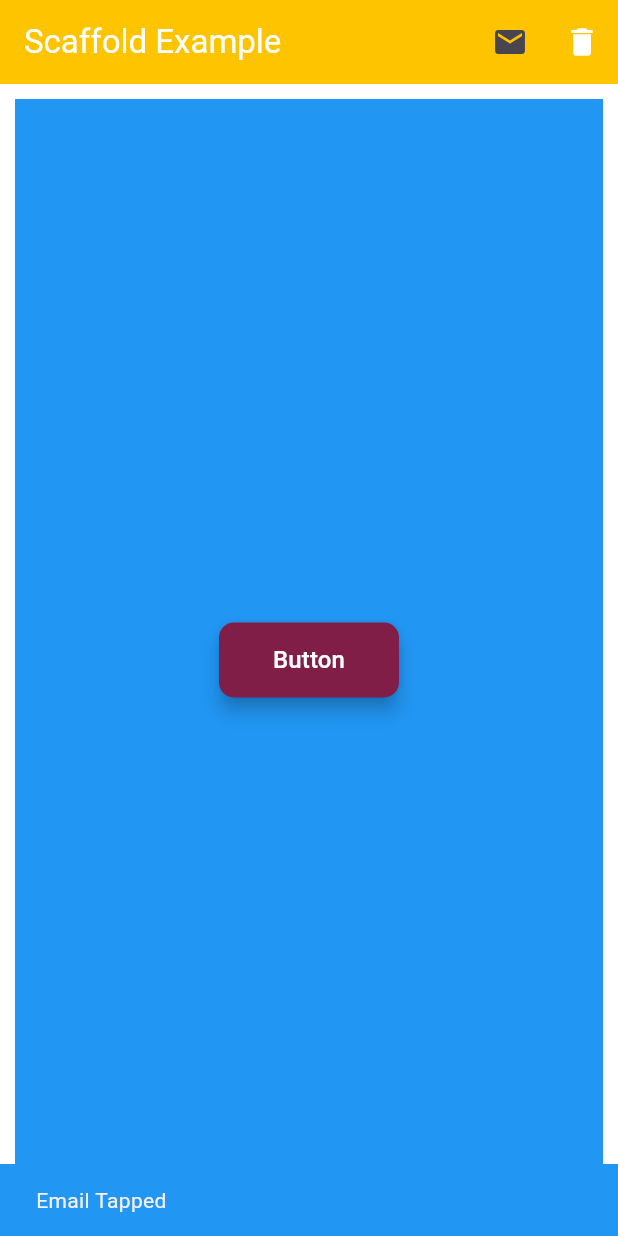
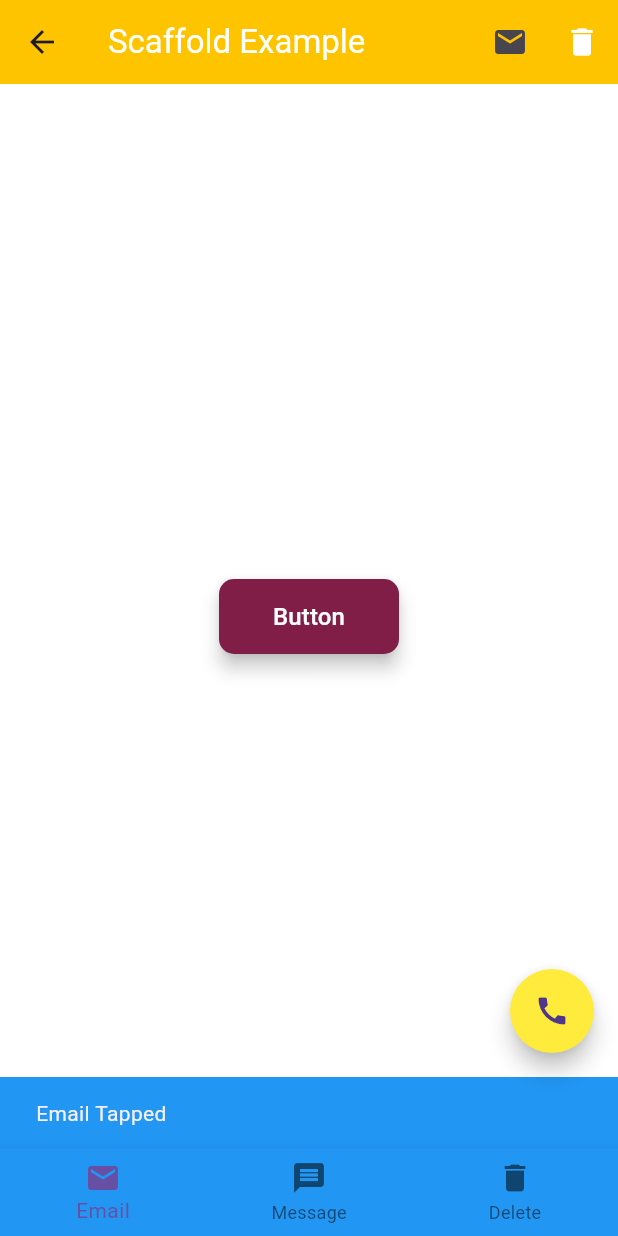
Before and after one commit to ashishgupta8051/First-Flutter-Project, a Flutter app: the ScaffoldExample screen opened directly, after a tap on the "email" icon, on a phone screen of 412 x 824 dp. Run offline on Flutter 3.47's test engine with Material 3 defaults, Android fonts, the light colour scheme and no system bars.

Commit message:
start working on wizapp project

```diff
--- a/lib/ui/scaffoldexaple.dart
+++ b/lib/ui/scaffoldexaple.dart
@@ -43,18 +43,40 @@
           )
         ],
       ),
+      floatingActionButton: FloatingActionButton(
+        onPressed: () {
+          debugPrint("Floating Button Tapped");
+        },
+        shape: const CircleBorder(),
+        backgroundColor: Colors.yellow,
+        child: const Icon(Icons.call),
+      ),
+      bottomNavigationBar: BottomNavigationBar(
+        backgroundColor: Colors.blue,
+        items: const [
+          BottomNavigationBarItem(icon: Icon(Icons.email), label: "Email"),
+          BottomNavigationBarItem(icon: Icon(Icons.message), label: "Message"),
+          BottomNavigationBarItem(icon: Icon(Icons.delete), label: "Delete")
+        ],
+        onTap: (int index) => {
+          if (index == 0)
+            {debugPrint("Email")}
+          else if (index == 1)
+            {debugPrint("Message")}
+          else if (index == 2)
+            {debugPrint("Delete")}
+        },
+      ),
       backgroundColor: Colors.white,
       body: Container(
         // margin: const EdgeInsets.symmetric(horizontal: 10),
         // margin: const EdgeInsets.all(10),
-        margin: const EdgeInsets.fromLTRB(10,10,10,10),
-        color: Colors.blue,
+        margin: const EdgeInsets.fromLTRB(10, 10, 10, 10),
+        color: Colors.white,
         alignment: Alignment.center,
         child: const Column(
           mainAxisAlignment: MainAxisAlignment.center,
-          children: <Widget>[
-            CustomButton()
-          ],
+          children: <Widget>[CustomButton()],
         ),
       ),
     );
```
Also changed, not shown: lib/main.dart (+6 -1 lines), lib/ui/bizcard.dart (added, +19 -0 lines).
